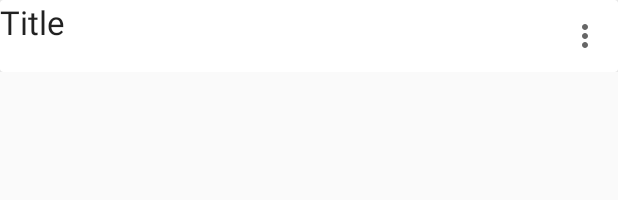
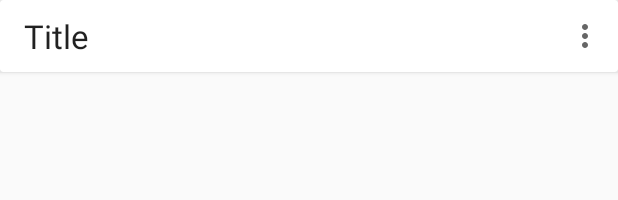
Before and after one commit to louis993546/Lineage-Android, an Android app: the layout view_holder_video_no_thumbnail.xml on its own in the app's theme, with its tools: preview values and no code run, on a phone screen of 412 x 824 dp. Shown: the top 200 px of the screen. Run offline under Robolectric (Android 15) with nearby library versions, the phone set to English and light mode, and no system bars.

Commit message:
video card now looks much better

```diff
--- a/app/src/main/java/io/github/louistsaitszho/lineage/activities/MainActivity.kt
+++ b/app/src/main/java/io/github/louistsaitszho/lineage/activities/MainActivity.kt
@@ -10,7 +10,6 @@ import android.support.v7.app.AlertDialog
 import android.support.v7.app.AppCompatActivity
 import android.view.Menu
 import android.view.MenuItem
-import android.view.View
 import android.widget.Toast
 import io.github.louistsaitszho.lineage.R
 import io.github.louistsaitszho.lineage.model.DataCenterImpl
--- a/app/src/main/java/io/github/louistsaitszho/lineage/activities/SignInActivity.kt
+++ b/app/src/main/java/io/github/louistsaitszho/lineage/activities/SignInActivity.kt
@@ -22,7 +22,6 @@ class SignInActivity : AppCompatActivity() {
 
         fab.setOnClickListener { _ ->
             fab_progress.show()
-            //todo put some spinner wheel or something
             val schoolCode = edit_text_school_code.text.toString()
             val dataCenter = DataCenterImpl(this)
             dataCenter.signIn(schoolCode, object : DataListener<School> {
--- a/app/src/main/java/io/github/louistsaitszho/lineage/fragments/VideosFragment.kt
+++ b/app/src/main/java/io/github/louistsaitszho/lineage/fragments/VideosFragment.kt
@@ -11,6 +11,7 @@ import android.widget.Toast
 import io.github.louistsaitszho.lineage.OnItemClickListener
 import io.github.louistsaitszho.lineage.R
 import io.github.louistsaitszho.lineage.RecyclerViewAdapter
+import io.github.louistsaitszho.lineage.VerticalDividerItemDecoration
 import io.github.louistsaitszho.lineage.activities.MainActivity
 import io.github.louistsaitszho.lineage.model.*
 import kotlinx.android.synthetic.main.fragment_videos.*
@@ -47,6 +48,7 @@ class VideosFragment : Fragment(), OnItemClickListener<Video> {
                     videosAdapter = RecyclerViewAdapter(result, MainActivity.NO_THUMBNAIL)
                     recycler_view.adapter = videosAdapter
                     recycler_view.layoutManager = LinearLayoutManager(context, LinearLayoutManager.VERTICAL, false)
+                    recycler_view.addItemDecoration(VerticalDividerItemDecoration(context, R.dimen.margin_between_videos))
                 } else {
 //                    TODO show something
                     Toast.makeText(this@VideosFragment.context, "No videos yet!", Toast.LENGTH_LONG).show()
--- a/app/src/main/res/layout/view_holder_video_no_thumbnail.xml
+++ b/app/src/main/res/layout/view_holder_video_no_thumbnail.xml
@@ -1,11 +1,6 @@
 <?xml version="1.0" encoding="utf-8"?>
-<RelativeLayout xmlns:android="http://schemas.android.com/apk/res/android"
+<android.support.v7.widget.CardView xmlns:android="http://schemas.android.com/apk/res/android"
     xmlns:tools="http://schemas.android.com/tools"
-    android:layout_width="match_parent"
-    android:layout_height="wrap_content"
-    android:orientation="vertical">
-
-    <android.support.v7.widget.CardView
     android:layout_width="wrap_content"
     android:layout_height="wrap_content">
 
@@ -17,12 +12,9 @@
             android:id="@+id/textViewUnitDescriptionNoThumbnail"
             android:layout_width="wrap_content"
             android:layout_height="wrap_content"
-                android:layout_alignParentTop="true"
-                android:layout_marginBottom="2dp"
-                android:layout_marginEnd="30dp"
-                android:layout_marginRight="30dp"
-                android:ellipsize="end"
-                android:maxLines="1"
+            android:layout_centerVertical="true"
+            android:layout_marginStart="16dp"
+            android:layout_marginLeft="16dp"
             android:textAppearance="?android:attr/textAppearanceLarge"
             tools:text="Title" />
 
@@ -33,11 +25,8 @@
             android:layout_height="wrap_content"
             android:layout_alignParentEnd="true"
             android:layout_alignParentRight="true"
-                android:layout_alignParentTop="true"
-                android:maxLines="1" />
+            android:layout_alignParentTop="true"/>
 
     </RelativeLayout>
 
 </android.support.v7.widget.CardView>
-
-</RelativeLayout>
--- a/app/src/main/res/values/dimens.xml
+++ b/app/src/main/res/values/dimens.xml
@@ -1,3 +1,4 @@
 <resources>
     <dimen name="fab_margin">32dp</dimen>
+    <dimen name="margin_between_videos">8dp</dimen>
 </resources>
```
Also changed, not shown: app/src/main/java/io/github/louistsaitszho/lineage/VerticalDividerItemDecoration.kt (added, +25 -0 lines). Lines whose indentation alone changed are shown as unchanged.
